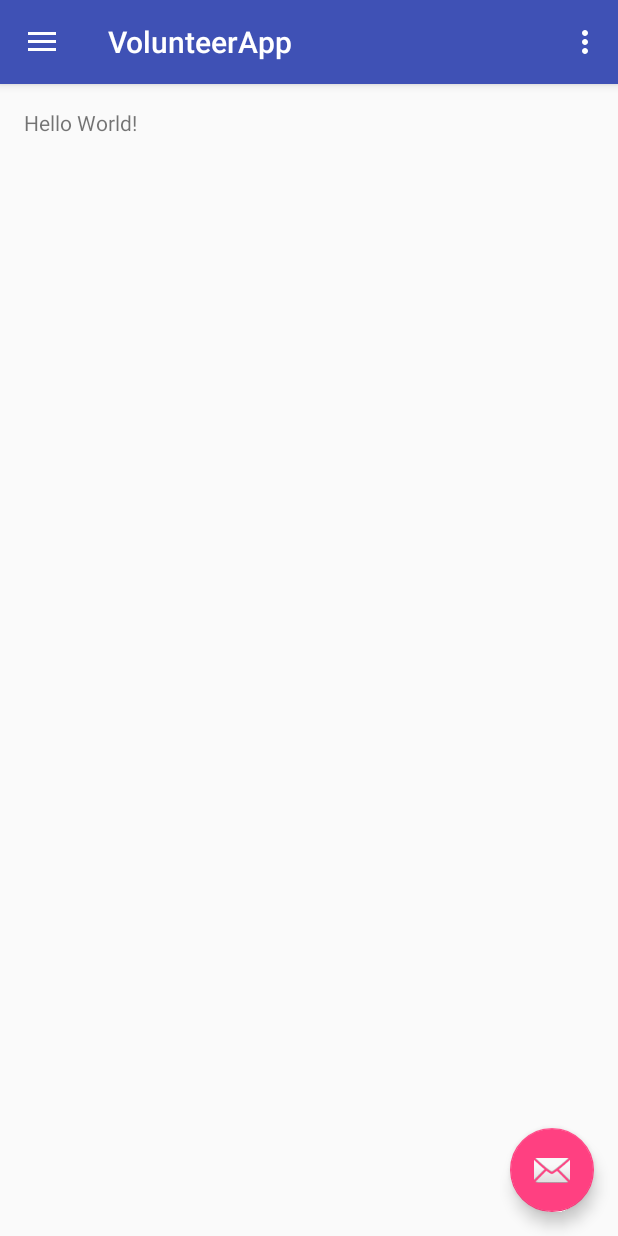
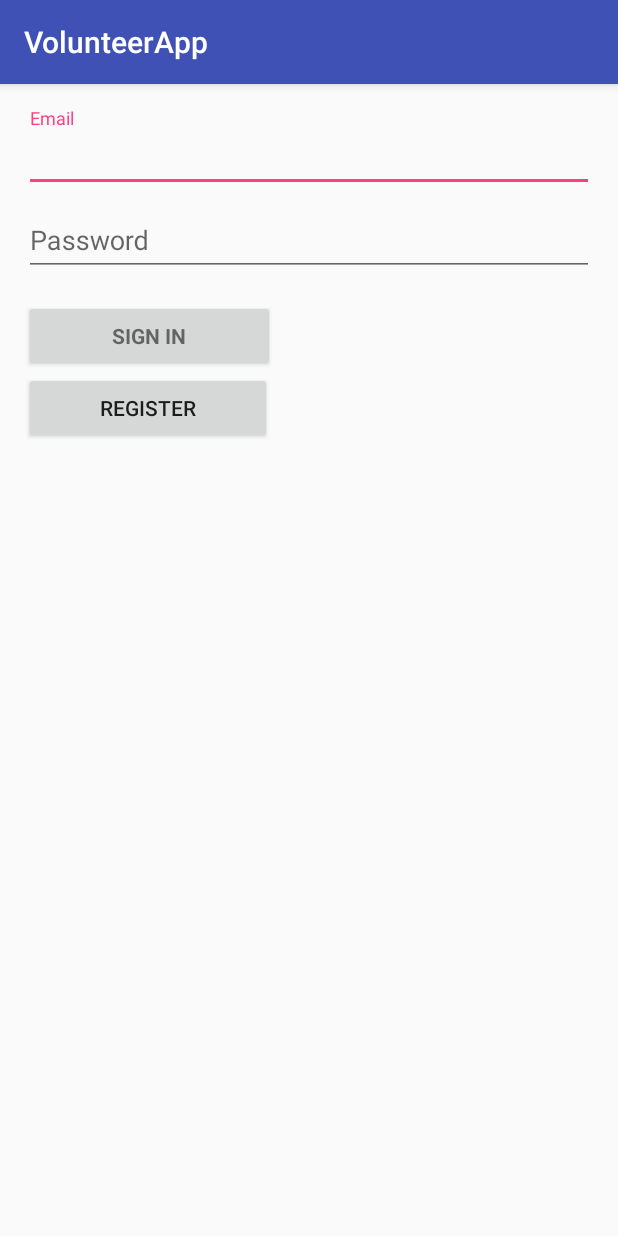
Before and after one commit to PopPaulTudor/VolteemV1.0, an Android app: the screen it shows after launch (MainActivity before the commit, LoginActivity after it), on a phone screen of 412 x 824 dp. Run offline under Robolectric (Android 15) with nearby library versions, the phone set to English and light mode, and no system bars; our stand-ins replace Firebase (no records; nobody signed in at launch, a user with empty details on screens opened directly).

Commit message:
added Firebase Auth dependencies. added LoginActivity as startup activity. added User class definition. added account creation, login, logout. added Firebase Database user creation in the event of account creation

```diff
--- a/VolunteerApp/app/build.gradle
+++ b/VolunteerApp/app/build.gradle
@@ -29,8 +29,11 @@ dependencies {
     compile 'com.android.support:design:24.2.1'
     compile 'com.android.support.constraint:constraint-layout:1.0.2'
     compile 'com.google.firebase:firebase-database:10.0.1'
+    compile 'com.google.firebase:firebase-auth:10.0.1'
     testCompile 'junit:junit:4.12'
 }
 
 
+
+
 apply plugin: 'com.google.gms.google-services'
--- /dev/null
+++ b/VolunteerApp/app/src/main/java/com/volunteer/thc/volunteerapp/presentation/LoginActivity.java
@@ -0,0 +1,218 @@
+package com.volunteer.thc.volunteerapp.presentation;
+
+import android.content.Intent;
+import android.support.annotation.NonNull;
+import android.support.v7.app.AppCompatActivity;
+import android.os.Bundle;
+import android.text.TextUtils;
+import android.util.Log;
+import android.view.View;
+import android.widget.Button;
+import android.widget.EditText;
+import android.widget.Toast;
+
+import com.google.android.gms.tasks.OnCompleteListener;
+import com.google.android.gms.tasks.Task;
+import com.google.firebase.auth.AuthResult;
+import com.google.firebase.auth.FirebaseAuth;
+import com.google.firebase.auth.FirebaseUser;
+import com.google.firebase.database.DatabaseReference;
+import com.google.firebase.database.FirebaseDatabase;
+import com.volunteer.thc.volunteerapp.R;
+import com.volunteer.thc.volunteerapp.model.User;
+
+public class LoginActivity extends AppCompatActivity {
+
+    private EditText mEmail, mPassword, mCity, mFirstname, mLastname, mAge, mPhone;
+    private Button mSignUpBtn,mSignInBtn;
+    private FirebaseAuth mAuth;
+    private DatabaseReference mDatabase;
+    private FirebaseAuth.AuthStateListener mAuthStateListener;
+    private static final String TAG = "EmailPassword";
+    Intent intent;
+
+    @Override
+    protected void onCreate(Bundle savedInstanceState) {
+        super.onCreate(savedInstanceState);
+        setContentView(R.layout.activity_login);
+        intent = new Intent(this, MainActivity.class);
+        mEmail = (EditText) findViewById(R.id.email);
+        mPassword = (EditText) findViewById(R.id.password);
+        mSignInBtn = (Button) findViewById(R.id.email_sign_in_button);
+        mSignUpBtn = (Button) findViewById(R.id.signUp);
+        mAge = (EditText) findViewById(R.id.user_age);
+        mFirstname = (EditText) findViewById(R.id.first_name);
+        mLastname = (EditText) findViewById(R.id.last_name);
+        mCity = (EditText) findViewById(R.id.user_city);
+        mPhone = (EditText) findViewById(R.id.user_phone);
+
+        mDatabase = FirebaseDatabase.getInstance().getReference();
+        mAuth = FirebaseAuth.getInstance();
+
+        mAuthStateListener = new FirebaseAuth.AuthStateListener() {
+            @Override
+            public void onAuthStateChanged(@NonNull FirebaseAuth firebaseAuth) {
+
+                if(firebaseAuth.getCurrentUser() != null){
+
+                    startActivity(intent);
+                }
+
+            }
+        };
+
+        mSignInBtn.setOnClickListener(new View.OnClickListener() {
+            @Override
+            public void onClick(View view) {
+                signIn(mEmail.getText().toString(),mPassword.getText().toString());
+            }
+        });
+
+        mSignUpBtn.setOnClickListener(new View.OnClickListener() {
+            @Override
+            public void onClick(View view) {
+                if(mPhone.getVisibility() == View.VISIBLE) {
+                    createAccount(mEmail.getText().toString(), mPassword.getText().toString());
+
+                    mPhone.setVisibility(View.GONE);
+                    mFirstname.setVisibility(View.GONE);
+                    mLastname.setVisibility(View.GONE);
+                    mCity.setVisibility(View.GONE);
+                    mAge.setVisibility(View.GONE);
+                    mSignInBtn.setVisibility(View.VISIBLE);
+                } else{
+
+                    mPhone.setVisibility(View.VISIBLE);
+                    mFirstname.setVisibility(View.VISIBLE);
+                    mLastname.setVisibility(View.VISIBLE);
+                    mCity.setVisibility(View.VISIBLE);
+                    mAge.setVisibility(View.VISIBLE);
+                    mSignInBtn.setVisibility(View.GONE);
+                }
+            }
+        });
+
+    }
+
+    @Override
+    public void onBackPressed(){
+
+        if(mPhone.getVisibility() == View.VISIBLE){
+
+            mPhone.setVisibility(View.GONE);
+            mFirstname.setVisibility(View.GONE);
+            mLastname.setVisibility(View.GONE);
+            mCity.setVisibility(View.GONE);
+            mAge.setVisibility(View.GONE);
+            mSignInBtn.setVisibility(View.VISIBLE);
+
+        } else {
+            super.onBackPressed();
+        }
+    }
+
+    ///TODO email verif
+
+    private void signIn(String email, String password) {
+        Log.d(TAG, "signIn:" + email);
+        if (!validateForm()) {
+            return;
+        }
+
+        mAuth.signInWithEmailAndPassword(email, password)
+                .addOnCompleteListener(this, new OnCompleteListener<AuthResult>() {
+                    @Override
+                    public void onComplete(@NonNull Task<AuthResult> task) {
+                        if (task.isSuccessful()) {
+                            // Sign in success, update UI with the signed-in user's information
+                            Log.d(TAG, "signInWithEmail:success");
+                            FirebaseUser user = mAuth.getCurrentUser();
+                            startActivity(intent);
+                        } else {
+                            // If sign in fails, display a message to the user.
+                            Log.w(TAG, "signInWithEmail:failure", task.getException());
+                            Toast.makeText(LoginActivity.this, "Authentication failed.", Toast.LENGTH_SHORT).show();
+                        }
+
+                    }
+                });
+    }
+
+    @Override
+    public void onStart() {
+        super.onStart();
+
+        mAuth.addAuthStateListener(mAuthStateListener);
+    }
+
+    @Override
+    public void onStop() {
+        super.onStop();
+
+        if (mAuthStateListener != null) {
+            mAuth.removeAuthStateListener(mAuthStateListener);
+        }
+    }
+
+    private void createAccount(final String email, String password) {
+
+        Log.d(TAG, "CreateAccount: " + email);
+        if(!validateForm()){
+            return;
+        }
+
+        mAuth.createUserWithEmailAndPassword(email, password)
+                .addOnCompleteListener(this, new OnCompleteListener<AuthResult>() {
+
+                    @Override
+                    public void onComplete(@NonNull Task<AuthResult> task) {
+
+                        if(task.isSuccessful()){
+                            Log.d(TAG,"createUserwithEmail:Succes");
+                            FirebaseUser user = mAuth.getCurrentUser();
+
+                            String userID = user.getUid();
+                            String user_firstname = mFirstname.getText().toString();
+                            String user_lastname = mLastname.getText().toString();
+                            String user_age = mAge.getText().toString();
+                            String user_city = mCity.getText().toString();
+                            String user_phone = mPhone.getText().toString();
+
+                            User user1 = new User(user_firstname,user_lastname,email,user_age,user_city,user_phone);
+
+                            mDatabase.child("users").child(userID).setValue(user1);
+
+                            startActivity(intent);
+
+                        }else{
+                            Log.w(TAG, "createUserWithEmail:failure", task.getException());
+                            Toast.makeText(LoginActivity.this, "Authentication failed.", Toast.LENGTH_SHORT).show();
+                        }
+                    }
+
+                });
+    }
+
+
+    private boolean validateForm() {
+        boolean valid = true;
+
+        String email = mEmail.getText().toString();
+        if (TextUtils.isEmpty(email)) {
+            mEmail.setError("Please enter an email address."); ///TODO check email format
+            valid = false;
+        } else {
+            mEmail.setError(null);
+        }
+
+        String password = mPassword.getText().toString();
+        if (TextUtils.isEmpty(password)) {
+            mPassword.setError("Please enter a password"); ///TODO check password length
+            valid = false;
+        } else {
+            mPassword.setError(null);
+        }
+
+        return valid;
+    }
+}
--- /dev/null
+++ b/VolunteerApp/app/src/main/res/layout/activity_login.xml
@@ -0,0 +1,134 @@
+<LinearLayout xmlns:android="http://schemas.android.com/apk/res/android"
+    xmlns:tools="http://schemas.android.com/tools"
+    android:layout_width="match_parent"
+    android:layout_height="match_parent"
+    android:gravity="center_horizontal"
+    android:orientation="vertical"
+    android:paddingBottom="@dimen/activity_vertical_margin"
+    android:paddingLeft="@dimen/activity_horizontal_margin"
+    android:paddingRight="@dimen/activity_horizontal_margin"
+    android:paddingTop="@dimen/activity_vertical_margin"
+    tools:context="com.volunteer.thc.volunteerapp.presentation.LoginActivity">
+
+    <!-- Login progress -->
+
+    <ProgressBar
+        android:id="@+id/login_progress"
+        style="?android:attr/progressBarStyleLarge"
+        android:layout_width="wrap_content"
+        android:layout_height="wrap_content"
+        android:layout_marginBottom="8dp"
+        android:visibility="gone" />
+
+    <ScrollView
+        android:id="@+id/login_form"
+        android:layout_width="match_parent"
+        android:layout_height="match_parent">
+
+        <LinearLayout
+            android:id="@+id/email_login_form"
+            android:layout_width="match_parent"
+            android:layout_height="wrap_content"
+            android:orientation="vertical">
+
+            <android.support.design.widget.TextInputLayout
+                android:layout_width="match_parent"
+                android:layout_height="wrap_content">
+
+            </android.support.design.widget.TextInputLayout>
+
+            <android.support.design.widget.TextInputLayout
+                android:layout_width="match_parent"
+                android:layout_height="wrap_content">
+
+                <AutoCompleteTextView
+                    android:id="@+id/email"
+                    android:layout_width="match_parent"
+                    android:layout_height="wrap_content"
+                    android:hint="Email"
+                    android:inputType="textEmailAddress"
+                    android:maxLines="1"
+                    android:singleLine="true" />
+
+            </android.support.design.widget.TextInputLayout>
+
+            <android.support.design.widget.TextInputLayout
+                android:layout_width="match_parent"
+                android:layout_height="wrap_content">
+
+                <EditText
+                    android:id="@+id/password"
+                    android:layout_width="match_parent"
+                    android:layout_height="wrap_content"
+                    android:hint="Password"
+                    android:imeActionId="@+id/login"
+                    android:imeActionLabel="@string/action_sign_in_short"
+                    android:imeOptions="actionUnspecified"
+                    android:inputType="textPassword"
+                    android:maxLines="1"
+                    android:singleLine="true" />
+
+            </android.support.design.widget.TextInputLayout>
+
+            <EditText
+                android:id="@+id/first_name"
+                android:layout_width="match_parent"
+                android:layout_height="wrap_content"
+                android:hint="Firstname"
+                android:visibility="gone" />
+
+            <EditText
+                android:id="@+id/last_name"
+                android:layout_width="match_parent"
+                android:layout_height="wrap_content"
+                android:ems="10"
+                android:hint="Lastname"
+                android:inputType="textPersonName"
+                android:visibility="gone" />
+
+            <EditText
+                android:id="@+id/user_age"
+                android:layout_width="match_parent"
+                android:layout_height="wrap_content"
+                android:ems="10"
+                android:hint="Age"
+                android:inputType="number"
+                android:visibility="gone" />
+
+            <EditText
+                android:id="@+id/user_phone"
+                android:layout_width="match_parent"
+                android:layout_height="wrap_content"
+                android:ems="10"
+                android:hint="Phone Number"
+                android:inputType="phone"
+                android:visibility="gone" />
+
+            <EditText
+                android:id="@+id/user_city"
+                android:layout_width="match_parent"
+                android:layout_height="wrap_content"
+                android:ems="10"
+                android:hint="City"
+                android:inputType="textPersonName"
+                android:visibility="gone" />
+
+            <Button
+                android:id="@+id/email_sign_in_button"
+                style="?android:textAppearanceSmall"
+                android:layout_width="167dp"
+                android:layout_height="wrap_content"
+                android:layout_marginTop="16dp"
+                android:text="SIGN IN"
+                android:textStyle="bold" />
+
+            <Button
+                android:id="@+id/signUp"
+                android:layout_width="165dp"
+                android:layout_height="wrap_content"
+                android:text="Register" />
+
+        </LinearLayout>
+    </ScrollView>
+
+</LinearLayout>
--- a/VolunteerApp/app/src/main/res/menu/activity_main_drawer.xml
+++ b/VolunteerApp/app/src/main/res/menu/activity_main_drawer.xml
@@ -18,6 +18,10 @@
             android:id="@+id/nav_manage"
             android:icon="@drawable/ic_menu_manage"
             android:title="Tools" />
+        <item
+            android:id="@+id/nav_logout"
+            android:title="Logout" />
+
     </group>
 
     <item android:title="Communicate">
```
Also changed, not shown: VolunteerApp/app/src/main/AndroidManifest.xml (+16 -7 lines), VolunteerApp/app/src/main/java/com/volunteer/thc/volunteerapp/model/User.java (+93 -0 lines), VolunteerApp/app/src/main/java/com/volunteer/thc/volunteerapp/presentation/MainActivity.java (+36 -2 lines), VolunteerApp/app/src/main/res/layout/content_main.xml (+6 -1 lines).
